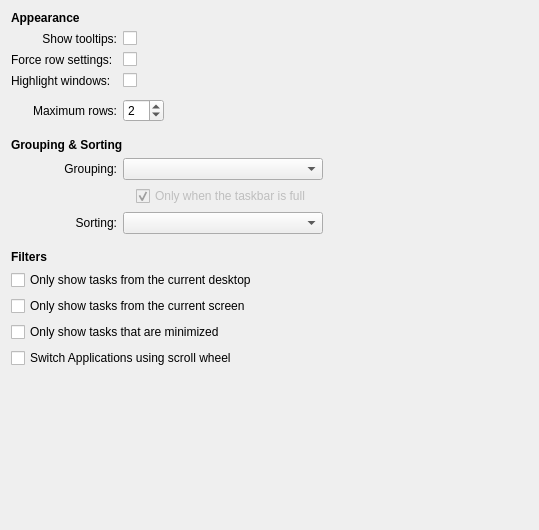
mgottschlag/kwin-tiling, file plasma/desktop/applets/tasks/tasksConfig.ui: the form before one commit.
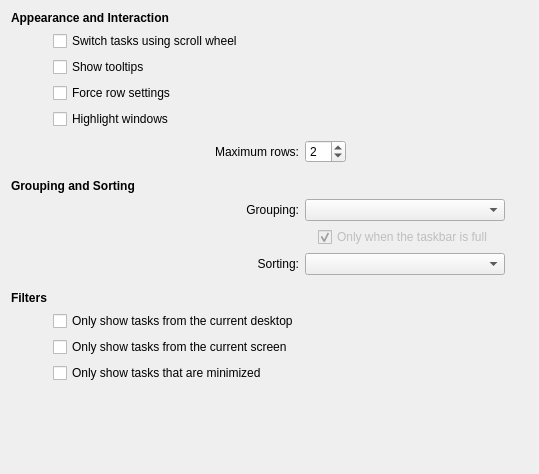
The form after the commit. Custom widgets are drawn as their Qt base class.

Diff of the .ui file:
```diff
--- a/plasma/desktop/applets/tasks/tasksConfig.ui
+++ b/plasma/desktop/applets/tasks/tasksConfig.ui
@@ -7,7 +7,7 @@
     <x>0</x>
     <y>0</y>
     <width>539</width>
-    <height>530</height>
+    <height>474</height>
    </rect>
   </property>
   <layout class="QGridLayout" name="gridLayout">
@@ -20,65 +20,11 @@
       </font>
      </property>
      <property name="text">
-      <string>Appearance</string>
+      <string>Appearance and Interaction</string>
      </property>
     </widget>
    </item>
-   <item row="1" column="0" colspan="2">
-    <widget class="QLabel" name="label_7">
-     <property name="text">
-      <string>Show tooltips:</string>
-     </property>
-     <property name="alignment">
-      <set>Qt::AlignRight|Qt::AlignTrailing|Qt::AlignVCenter</set>
-     </property>
-     <property name="buddy">
-      <cstring>showTooltip</cstring>
-     </property>
-    </widget>
-   </item>
-   <item row="1" column="2">
-    <widget class="QCheckBox" name="showTooltip">
-     <property name="text">
-      <string/>
-     </property>
-    </widget>
-   </item>
-   <item row="2" column="0" colspan="2">
-    <widget class="QLabel" name="label_8">
-     <property name="text">
-      <string>Force row settings:</string>
-     </property>
-     <property name="buddy">
-      <cstring>fillRows</cstring>
-     </property>
-    </widget>
-   </item>
-   <item row="2" column="2">
-    <widget class="QCheckBox" name="fillRows">
-     <property name="text">
-      <string/>
-     </property>
-    </widget>
-   </item>
-   <item row="3" column="0" colspan="2">
-    <widget class="QLabel" name="label_9">
-     <property name="text">
-      <string>Highlight windows:</string>
-     </property>
-     <property name="buddy">
-      <cstring>fillRows</cstring>
-     </property>
-    </widget>
-   </item>
-   <item row="3" column="2">
-    <widget class="QCheckBox" name="highlightWindows">
-     <property name="text">
-      <string/>
-     </property>
-    </widget>
-   </item>
-   <item row="4" column="2">
+   <item row="6" column="2">
     <spacer name="verticalSpacer_6">
      <property name="orientation">
       <enum>Qt::Vertical</enum>
@@ -94,7 +40,7 @@
      </property>
     </spacer>
    </item>
-   <item row="5" column="0" colspan="2">
+   <item row="7" column="0" colspan="2">
     <widget class="QLabel" name="label_3">
      <property name="text">
       <string>Maximum rows:</string>
@@ -107,7 +53,7 @@
      </property>
     </widget>
    </item>
-   <item row="5" column="2">
+   <item row="7" column="2">
     <layout class="QHBoxLayout" name="horizontalLayout">
      <item>
       <widget class="KIntSpinBox" name="maxRows">
@@ -134,7 +80,7 @@
      </item>
     </layout>
    </item>
-   <item row="6" column="1">
+   <item row="8" column="1">
     <spacer name="verticalSpacer_2">
      <property name="orientation">
       <enum>Qt::Vertical</enum>
@@ -150,7 +96,7 @@
      </property>
     </spacer>
    </item>
-   <item row="7" column="0" colspan="3">
+   <item row="9" column="0" colspan="3">
     <widget class="QLabel" name="label_6">
      <property name="font">
       <font>
@@ -159,11 +105,11 @@
       </font>
      </property>
      <property name="text">
-      <string>Grouping &amp; Sorting</string>
+      <string>Grouping and Sorting</string>
      </property>
     </widget>
    </item>
-   <item row="8" column="1">
+   <item row="10" column="1">
     <widget class="QLabel" name="label">
      <property name="text">
       <string>Grouping:</string>
@@ -176,7 +122,7 @@
      </property>
     </widget>
    </item>
-   <item row="8" column="2">
+   <item row="10" column="2">
     <layout class="QHBoxLayout" name="horizontalLayout_2">
      <item>
       <widget class="QComboBox" name="groupingStrategy">
@@ -203,7 +149,7 @@
      </item>
     </layout>
    </item>
-   <item row="9" column="2">
+   <item row="11" column="2">
     <layout class="QHBoxLayout" name="horizontalLayout_4">
      <item>
       <spacer name="horizontalSpacer">
@@ -236,7 +182,7 @@
      </item>
     </layout>
    </item>
-   <item row="10" column="1">
+   <item row="12" column="1">
     <widget class="QLabel" name="label_2">
      <property name="text">
       <string>Sorting:</string>
@@ -249,7 +195,7 @@
      </property>
     </widget>
    </item>
-   <item row="10" column="2">
+   <item row="12" column="2">
     <layout class="QHBoxLayout" name="horizontalLayout_3">
      <item>
       <widget class="QComboBox" name="sortingStrategy">
@@ -276,7 +222,7 @@
      </item>
     </layout>
    </item>
-   <item row="11" column="2">
+   <item row="13" column="2">
     <spacer name="verticalSpacer_4">
      <property name="orientation">
       <enum>Qt::Vertical</enum>
@@ -292,7 +238,7 @@
      </property>
     </spacer>
    </item>
-   <item row="12" column="0">
+   <item row="14" column="0">
     <widget class="QLabel" name="label_4">
      <property name="font">
       <font>
@@ -305,47 +251,68 @@
      </property>
     </widget>
    </item>
-   <item row="13" column="0" colspan="3">
-    <widget class="QCheckBox" name="showOnlyCurrentDesktop">
+   <item row="21" column="2">
+    <spacer name="verticalSpacer">
+     <property name="orientation">
+      <enum>Qt::Vertical</enum>
+     </property>
+     <property name="sizeHint" stdset="0">
+      <size>
+       <width>0</width>
+       <height>5</height>
+      </size>
+     </property>
+    </spacer>
+   </item>
+   <item row="3" column="1">
+    <widget class="QCheckBox" name="showTooltip">
      <property name="text">
-      <string>Only show tasks from the current desktop</string>
+      <string>Show tooltips</string>
      </property>
     </widget>
    </item>
-   <item row="14" column="0" colspan="3">
-    <widget class="QCheckBox" name="showOnlyCurrentScreen">
+   <item row="4" column="1">
+    <widget class="QCheckBox" name="fillRows">
      <property name="text">
-      <string>Only show tasks from the current screen</string>
+      <string>Force row settings</string>
      </property>
     </widget>
    </item>
-   <item row="15" column="0" colspan="3">
+   <item row="5" column="1">
+    <widget class="QCheckBox" name="highlightWindows">
+     <property name="text">
+      <string>Highlight windows</string>
+     </property>
+    </widget>
+   </item>
+   <item row="20" column="1">
     <widget class="QCheckBox" name="showOnlyMinimized">
      <property name="text">
       <string>Only show tasks that are minimized</string>
      </property>
     </widget>
    </item>
-   <item row="16" column="0" colspan="3">
+   <item row="19" column="1">
+    <widget class="QCheckBox" name="showOnlyCurrentScreen">
+     <property name="text">
+      <string>Only show tasks from the current screen</string>
+     </property>
+    </widget>
+   </item>
+   <item row="18" column="1">
+    <widget class="QCheckBox" name="showOnlyCurrentDesktop">
+     <property name="text">
+      <string>Only show tasks from the current desktop</string>
+     </property>
+    </widget>
+   </item>
+   <item row="2" column="1">
     <widget class="QCheckBox" name="scrollSwitch">
      <property name="text">
-      <string>Switch Applications using scroll wheel</string>
+      <string>Switch tasks using scroll wheel</string>
      </property>
     </widget>
    </item>
-   <item row="17" column="2">
-    <spacer name="verticalSpacer">
-     <property name="orientation">
-      <enum>Qt::Vertical</enum>
-     </property>
-     <property name="sizeHint" stdset="0">
-      <size>
-       <width>0</width>
-       <height>5</height>
-      </size>
-     </property>
-    </spacer>
-   </item>
   </layout>
  </widget>
  <customwidgets>
```
